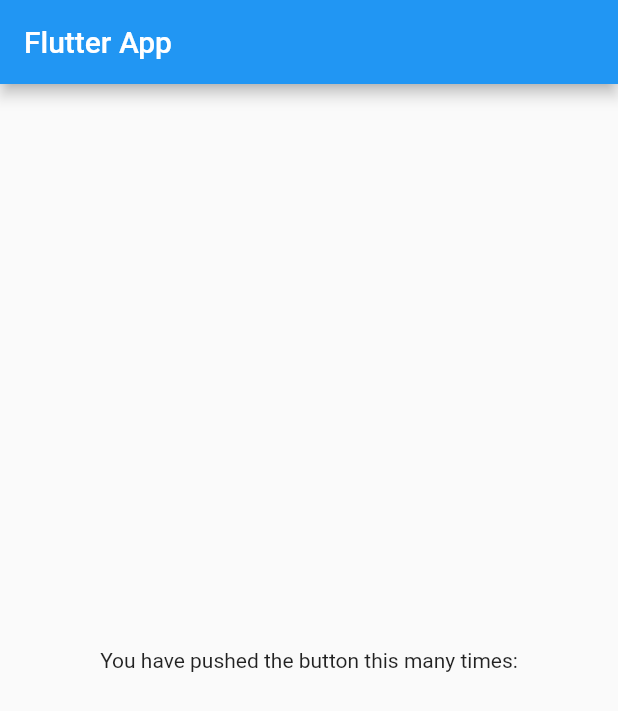
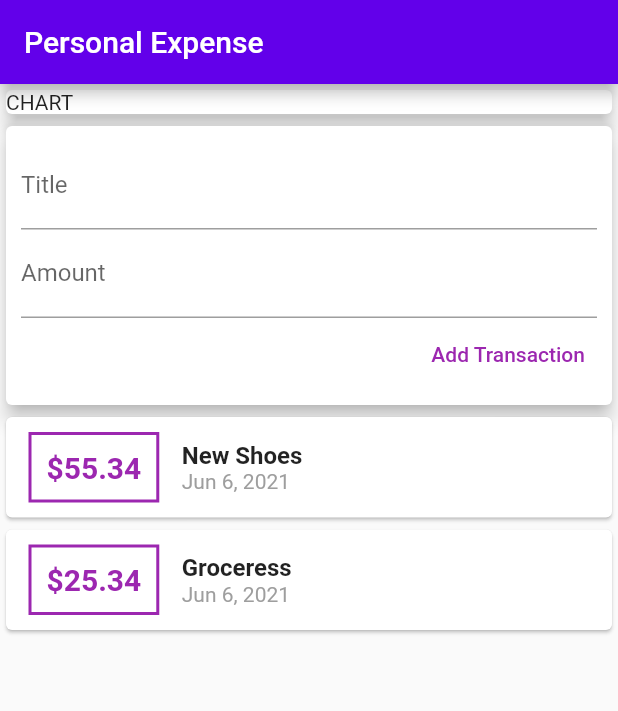
Before and after one commit to Prince7195/flutter_personal_expence, a Flutter app: the screen it shows after launch, on a phone screen of 412 x 824 dp. Shown: the top 711 px of the screen. Run offline on Flutter 3.47's test engine with Material 2 defaults, Android fonts, the phone set to English and light mode, and no system bars.

Commit message:
basic functionality setup

```diff
--- a/lib/main.dart
+++ b/lib/main.dart
@@ -1,4 +1,7 @@
 import 'package:flutter/material.dart';
+import 'package:intl/intl.dart';
+
+import './transaction.dart';
 
 void main() {
   runApp(MyApp());
@@ -8,7 +11,7 @@ class MyApp extends StatelessWidget {
   @override
   Widget build(BuildContext context) {
     return MaterialApp(
-      title: 'Flutter Demo',
+      title: 'Personal Expense',
       theme: ThemeData(
         primarySwatch: Colors.blue,
       ),
@@ -18,16 +21,112 @@ class MyApp extends StatelessWidget {
 }
 
 class MyHomePage extends StatelessWidget {
+  final List<Transaction> transactions = [
+    Transaction(
+      id: 't1',
+      title: 'New Shoes',
+      amount: 55.34,
+      date: DateTime.now(),
+    ),
+    Transaction(
+      id: 't2',
+      title: 'Groceress',
+      amount: 25.34,
+      date: DateTime.now(),
+    ),
+  ];
+
   @override
   Widget build(BuildContext context) {
     return Scaffold(
       appBar: AppBar(
-        title: Text("Flutter App"),
+        title: Text('Personal Expense'),
+        backgroundColor: Colors.deepPurpleAccent[700],
       ),
-      body: Center(
-        child: Text(
-          'You have pushed the button this many times:',
-        ),
+      body: Column(
+        crossAxisAlignment: CrossAxisAlignment.stretch,
+        children: [
+          Container(
+            width: double.infinity,
+            child: Card(
+              child: Text('CHART'),
+              elevation: 5,
+            ),
+          ),
+          Card(
+            elevation: 5,
+            child: Container(
+              padding: EdgeInsets.all(10),
+              child: Column(
+                crossAxisAlignment: CrossAxisAlignment.end,
+                children: [
+                  TextField(
+                    decoration: InputDecoration(labelText: 'Title'),
+                  ),
+                  TextField(
+                    decoration: InputDecoration(labelText: 'Amount'),
+                  ),
+                  TextButton(
+                    child: Text('Add Transaction'),
+                    onPressed: () {},
+                    style: TextButton.styleFrom(
+                      primary: Colors.purple,
+                    ),
+                  ),
+                ],
+              ),
+            ),
+          ),
+          Column(
+            children: transactions
+                .map((trx) => Card(
+                      child: Row(
+                        children: [
+                          Container(
+                            child: Text(
+                              '\$${trx.amount}',
+                              style: TextStyle(
+                                color: Colors.purple,
+                                fontWeight: FontWeight.bold,
+                                fontSize: 20,
+                              ),
+                            ),
+                            margin: EdgeInsets.symmetric(
+                              vertical: 10,
+                              horizontal: 15,
+                            ),
+                            padding: EdgeInsets.all(10),
+                            decoration: BoxDecoration(
+                              border: Border.all(
+                                width: 2,
+                                color: Colors.purple,
+                              ),
+                            ),
+                          ),
+                          Column(
+                            crossAxisAlignment: CrossAxisAlignment.start,
+                            children: [
+                              Text(
+                                trx.title,
+                                style: TextStyle(
+                                  fontWeight: FontWeight.bold,
+                                  fontSize: 16,
+                                ),
+                              ),
+                              Text(
+                                DateFormat.yMMMd().format(trx.date),
+                                style: TextStyle(
+                                  color: Colors.grey,
+                                ),
+                              ),
+                            ],
+                          )
+                        ],
+                      ),
+                    ))
+                .toList(),
+          ),
+        ],
       ),
     );
   }
--- /dev/null
+++ b/lib/transaction.dart
@@ -0,0 +1,13 @@
+class Transaction {
+  final String id;
+  final String title;
+  final double amount;
+  final DateTime date;
+
+  Transaction({
+    required this.id,
+    required this.title,
+    required this.amount,
+    required this.date,
+  });
+}
--- a/pubspec.yaml
+++ b/pubspec.yaml
@@ -28,6 +28,7 @@ dependencies:
   # The following adds the Cupertino Icons font to your application.
   # Use with the CupertinoIcons class for iOS style icons.
   cupertino_icons: ^1.0.2
+  intl: ^0.17.0
 
 dev_dependencies:
   flutter_test:
```
Also changed, not shown: pubspec.lock.
